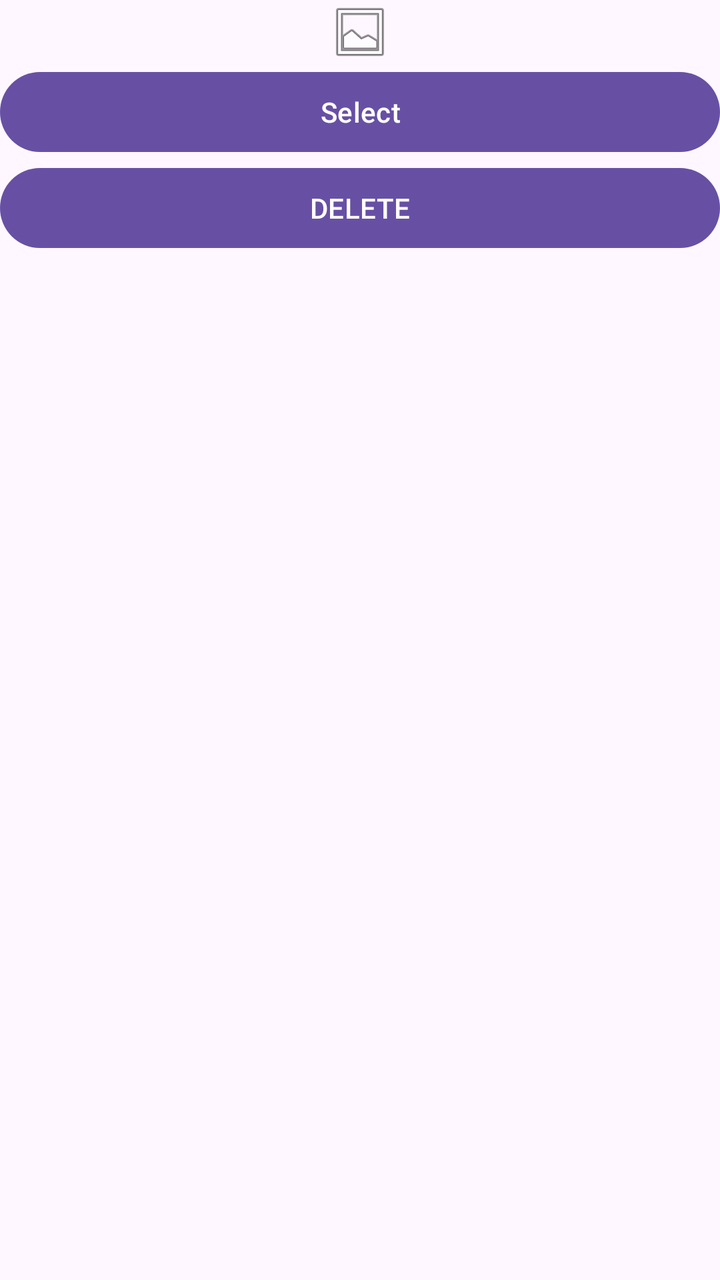
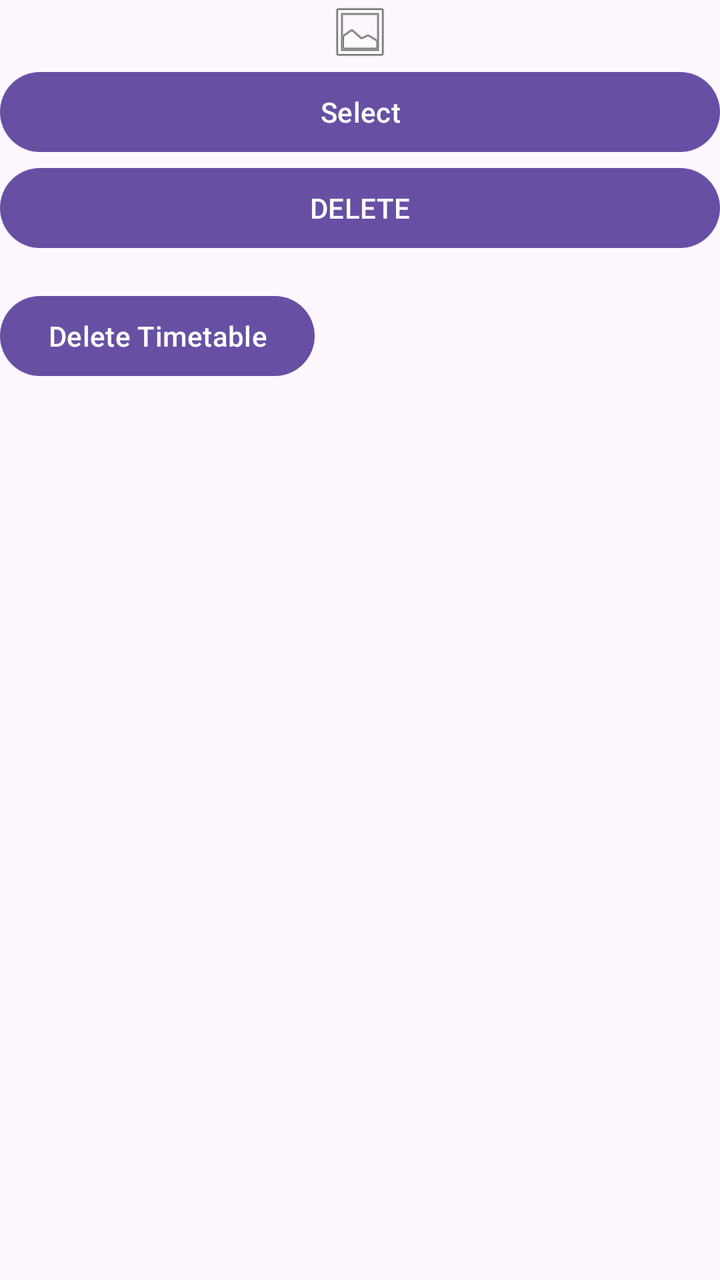

Before-and-after screenshots of an Android layout around one commit, followed by the original layout XML and the change that was made.
<!-- AndroidManifest.xml: application theme Theme.AttandenceApp -->
<!-- res/layout/activity_time_table.xml -->
<?xml version="1.0" encoding="utf-8"?>
<LinearLayout xmlns:android="http://schemas.android.com/apk/res/android"
    xmlns:app="http://schemas.android.com/apk/res-auto"
    xmlns:tools="http://schemas.android.com/tools"
    android:id="@+id/main"
    android:layout_width="match_parent"
    android:layout_height="match_parent"
    android:orientation="vertical"
    tools:context=".TimeTable" >

    <ImageView
        android:id="@+id/imageViewButton"
        android:layout_width="match_parent"
        android:layout_height="wrap_content"
        app:srcCompat="@android:drawable/ic_menu_gallery" />

    <Button
        android:id="@+id/selectImageButton"
        android:layout_width="match_parent"
        android:layout_height="wrap_content"
        android:text="Select" />

    <Button
        android:id="@+id/button2"
        android:layout_width="match_parent"
        android:layout_height="wrap_content"
        android:text="DELETE" />
</LinearLayout>
<!-- resources referenced by this layout -->
<resources>
  <style name="Theme.AttandenceApp" parent="Base.Theme.AttandenceApp" />
  <style name="Base.Theme.AttandenceApp" parent="Theme.Material3.DayNight.NoActionBar">
          
          
      </style>
</resources>

<!-- the commit's change to res/layout/activity_time_table.xml (unified diff, before → after) -->
@@ -25,4 +25,13 @@
         android:layout_width="match_parent"
         android:layout_height="wrap_content"
         android:text="DELETE" />
+    <Button
+        android:id="@+id/deleteImageButton"
+        android:layout_width="wrap_content"
+        android:layout_height="wrap_content"
+        android:text="Delete Timetable"
+        app:layout_constraintTop_toBottomOf="@id/imageViewButton"
+        app:layout_constraintStart_toStartOf="parent"
+        app:layout_constraintEnd_toEndOf="parent"
+        android:layout_marginTop="16dp"/>
 </LinearLayout>
